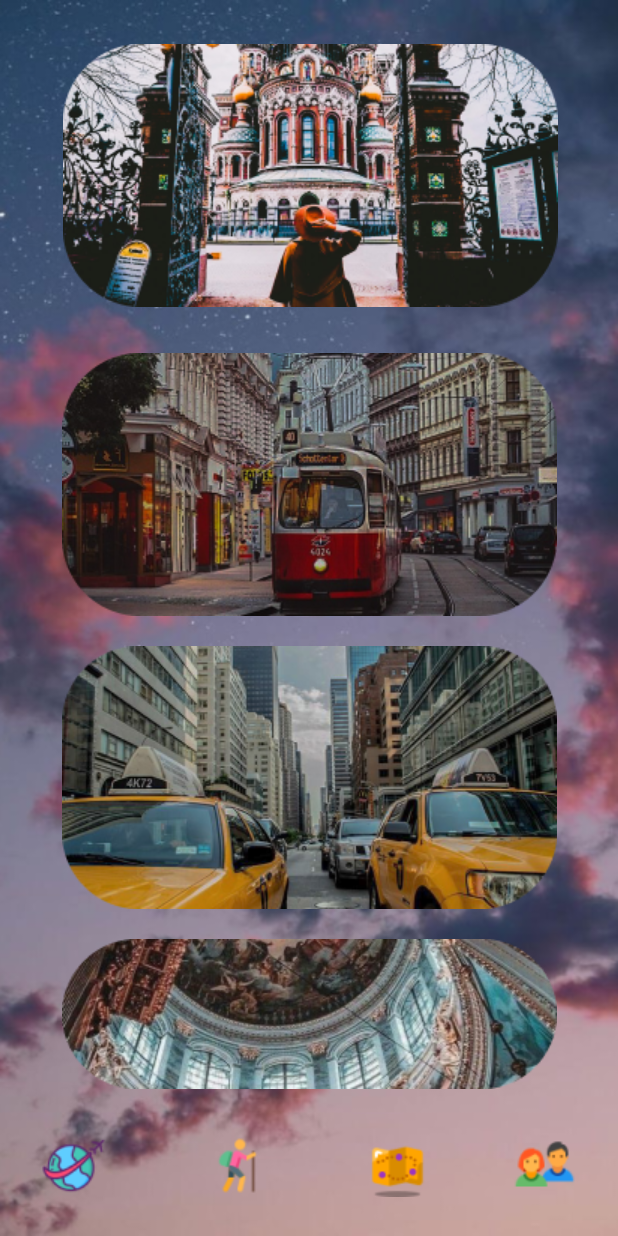
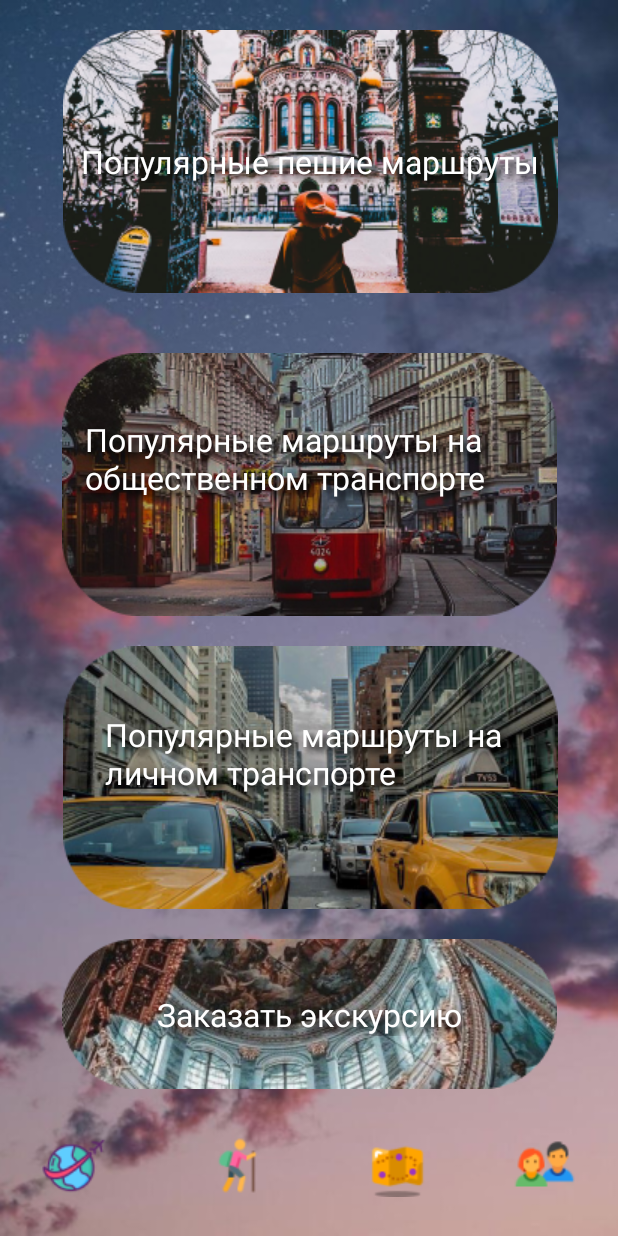
Before and after one commit to KirillAleshenkov/Project_android, an Android app: the RouteDay screen opened directly, with no data from a screen before it, on a phone screen of 412 x 824 dp. Run offline under Robolectric (Android 15) with nearby library versions, the phone set to English and light mode, and no system bars.

Commit message:
Рабочая версия. Начали делать привязки.

```diff
--- a/app/src/main/res/layout/activity_route_day.xml
+++ b/app/src/main/res/layout/activity_route_day.xml
@@ -51,7 +51,7 @@
         app:layout_constraintHorizontal_bias="0.518"
         app:layout_constraintStart_toEndOf="@+id/imageButton4"
         app:srcCompat="@drawable/bar2" />
-
+    <!--Четвертая кнопка-->
     <ImageButton
         android:id="@+id/imageButton13"
         android:layout_width="wrap_content"
@@ -64,7 +64,7 @@
         app:layout_constraintEnd_toEndOf="parent"
         app:layout_constraintStart_toStartOf="parent"
         app:srcCompat="@drawable/button7" />
-
+    <!--Третья кнопка-->
     <ImageButton
         android:id="@+id/imageButton14"
         android:layout_width="wrap_content"
@@ -74,9 +74,10 @@
         android:backgroundTint="#00FFFFFF"
         app:layout_constraintBottom_toTopOf="@+id/imageButton13"
         app:layout_constraintEnd_toEndOf="parent"
+        app:layout_constraintHorizontal_bias="1.0"
         app:layout_constraintStart_toStartOf="parent"
         app:srcCompat="@drawable/button5" />
-
+    <!--Вторая кнопка-->
     <ImageButton
         android:id="@+id/imageButton15"
         android:layout_width="wrap_content"
@@ -88,20 +89,86 @@
         app:layout_constraintEnd_toEndOf="parent"
         app:layout_constraintStart_toStartOf="parent"
         app:srcCompat="@drawable/button6" />
+    <!--Первая кнопка-->
 
     <ImageButton
         android:id="@+id/imageButton16"
         android:layout_width="wrap_content"
         android:layout_height="wrap_content"
-        android:layout_marginStart="29dp"
-        android:layout_marginTop="30dp"
+        android:layout_marginStart="28dp"
+        android:layout_marginTop="10dp"
         android:layout_marginEnd="28dp"
-        android:layout_marginBottom="22dp"
         android:backgroundTint="#00FFFFFF"
-        app:layout_constraintBottom_toTopOf="@+id/imageButton15"
         app:layout_constraintEnd_toEndOf="parent"
+        app:layout_constraintHorizontal_bias="1.0"
         app:layout_constraintStart_toStartOf="parent"
         app:layout_constraintTop_toTopOf="parent"
         app:srcCompat="@drawable/button4" />
 
+    <TextView
+        android:id="@+id/textView"
+        android:layout_width="wrap_content"
+        android:layout_height="wrap_content"
+        android:text="Популярные пешие маршруты"
+        android:textColor="@color/white"
+        android:textSize="21sp"
+        android:shadowDy="5"
+        android:shadowDx="5"
+        android:shadowRadius="5"
+        android:shadowColor="@color/black"
+        app:layout_constraintBottom_toBottomOf="@+id/imageButton16"
+        app:layout_constraintEnd_toEndOf="@+id/imageButton16"
+        app:layout_constraintStart_toStartOf="@+id/imageButton16"
+        app:layout_constraintTop_toTopOf="@+id/imageButton16" />
+
+    <TextView
+        android:id="@+id/textView5"
+        android:layout_width="299dp"
+        android:layout_height="89dp"
+        android:text="Популярные маршруты на общественном транспорте"
+        android:textColor="@color/white"
+        android:textSize="21sp"
+        android:shadowDy="5"
+        android:shadowDx="5"
+        android:shadowRadius="5"
+        android:shadowColor="@color/black"
+        app:layout_constraintBottom_toTopOf="@+id/imageButton14"
+        app:layout_constraintEnd_toEndOf="@+id/imageButton15"
+        app:layout_constraintStart_toStartOf="@+id/imageButton15"
+        app:layout_constraintTop_toTopOf="@+id/imageButton15" />
+
+    <TextView
+        android:id="@+id/textView6"
+        android:layout_width="270dp"
+        android:layout_height="79dp"
+        android:shadowColor="@color/black"
+        android:shadowDx="5"
+        android:shadowDy="5"
+        android:shadowRadius="5"
+        android:text="Популярные маршруты на личном транспорте"
+        android:textColor="@color/white"
+        android:textSize="21sp"
+        app:layout_constraintBottom_toTopOf="@+id/imageButton13"
+        app:layout_constraintEnd_toEndOf="@+id/imageButton14"
+        app:layout_constraintHorizontal_bias="0.476"
+        app:layout_constraintStart_toStartOf="@+id/imageButton14"
+        app:layout_constraintTop_toTopOf="@+id/imageButton14"
+        app:layout_constraintVertical_bias="0.474" />
+
+    <TextView
+        android:id="@+id/textView7"
+        android:layout_width="wrap_content"
+        android:layout_height="wrap_content"
+        android:text="Заказать экскурсию"
+        android:textColor="@color/white"
+        android:textSize="21sp"
+        android:shadowDy="5"
+        android:shadowDx="5"
+        android:shadowRadius="5"
+        android:shadowColor="@color/black"
+        app:layout_constraintBottom_toBottomOf="@+id/imageButton13"
+        app:layout_constraintEnd_toEndOf="@+id/imageButton13"
+        app:layout_constraintStart_toStartOf="@+id/imageButton13"
+        app:layout_constraintTop_toTopOf="@+id/imageButton13" />
+
 </androidx.constraintlayout.widget.ConstraintLayout>
```
